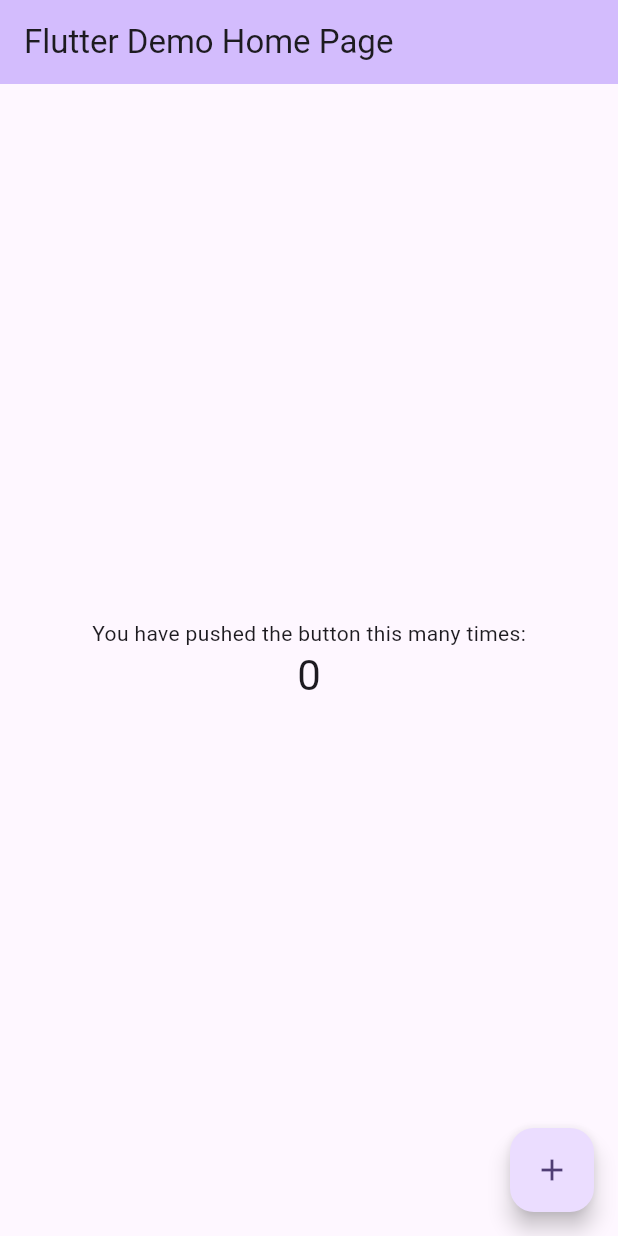
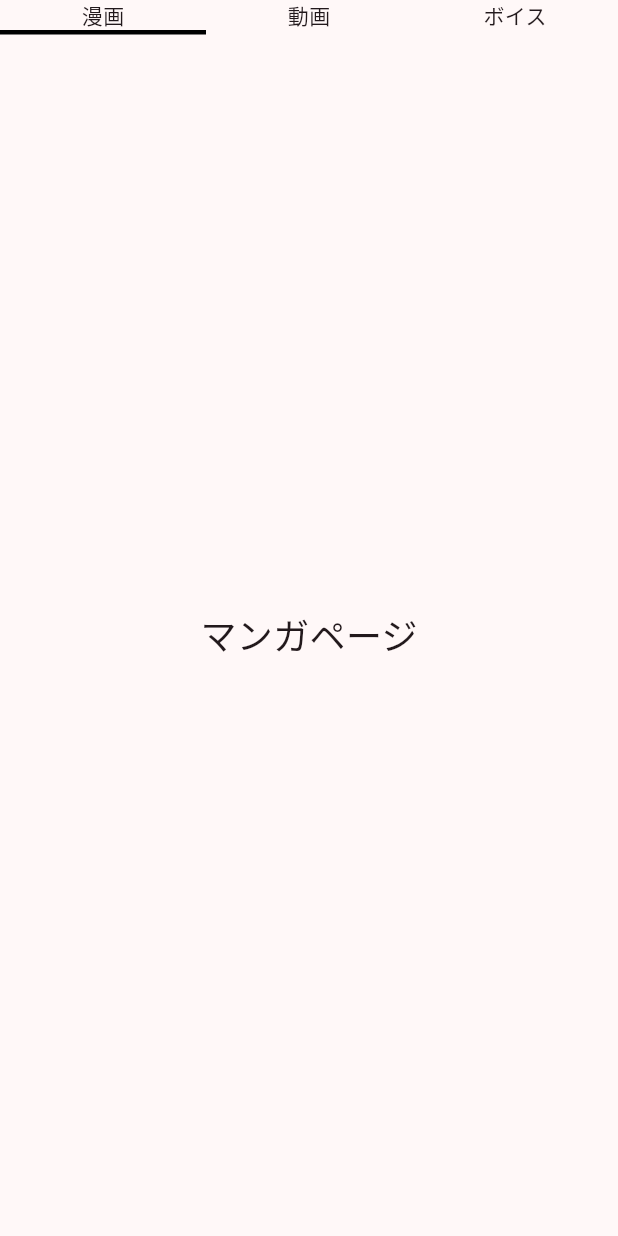
Before and after one commit to taishi29/sample-reels, a Flutter app: the screen it shows after launch, on a phone screen of 412 x 824 dp. Run offline on Flutter 3.47's test engine with Material 3 defaults, Android fonts, the phone set to English and light mode, and no system bars; drawn by our look-alikes of carousel_slider; our stand-ins replace flutter_riverpod.

Commit message:
update: #3 #4 #5 各カテゴリページに遷移できるようにする

```diff
--- a/lib/main.dart
+++ b/lib/main.dart
@@ -1,125 +1,97 @@
 import 'package:flutter/material.dart';
+import 'package:carousel_slider/carousel_slider.dart';
+import 'package:flutter_riverpod/flutter_riverpod.dart';
+
+// 各スクリーンのimport
+import 'package:sample_reels/screen/manga.dart';
+import 'package:sample_reels/screen/movie.dart';
+import 'package:sample_reels/screen/voice.dart';
 
 void main() {
-  runApp(const MyApp());
+  runApp(const ProviderScope(child: MyApp()));
 }
 
 class MyApp extends StatelessWidget {
   const MyApp({super.key});
 
-  // This widget is the root of your application.
   @override
   Widget build(BuildContext context) {
     return MaterialApp(
-      title: 'Flutter Demo',
+      title: 'SampleReels',
       theme: ThemeData(
-        // This is the theme of your application.
-        //
-        // TRY THIS: Try running your application with "flutter run". You'll see
-        // the application has a purple toolbar. Then, without quitting the app,
-        // try changing the seedColor in the colorScheme below to Colors.green
-        // and then invoke "hot reload" (save your changes or press the "hot
-        // reload" button in a Flutter-supported IDE, or press "r" if you used
-        // the command line to start the app).
-        //
-        // Notice that the counter didn't reset back to zero; the application
-        // state is not lost during the reload. To reset the state, use hot
-        // restart instead.
-        //
-        // This works for code too, not just values: Most code changes can be
-        // tested with just a hot reload.
-        colorScheme: ColorScheme.fromSeed(seedColor: Colors.deepPurple),
+        colorScheme: ColorScheme.fromSeed(seedColor: Colors.black),
         useMaterial3: true,
       ),
-      home: const MyHomePage(title: 'Flutter Demo Home Page'),
+      home: const TopPage(title: 'Flutter Demo Home Page'),
     );
   }
 }
 
-class MyHomePage extends StatefulWidget {
-  const MyHomePage({super.key, required this.title});
+// Riverpodの状態管理プロバイダー
+final alignmentProvider = StateProvider<double>((ref) => -1);
 
-  // This widget is the home page of your application. It is stateful, meaning
-  // that it has a State object (defined below) that contains fields that affect
-  // how it looks.
-
-  // This class is the configuration for the state. It holds the values (in this
-  // case the title) provided by the parent (in this case the App widget) and
-  // used by the build method of the State. Fields in a Widget subclass are
-  // always marked "final".
+class TopPage extends ConsumerStatefulWidget {
+  const TopPage({super.key, required this.title});
 
   final String title;
 
   @override
-  State<MyHomePage> createState() => _MyHomePageState();
+  ConsumerState<TopPage> createState() => TopPageState();
 }
 
-class _MyHomePageState extends State<MyHomePage> {
-  int _counter = 0;
-
-  void _incrementCounter() {
-    setState(() {
-      // This call to setState tells the Flutter framework that something has
-      // changed in this State, which causes it to rerun the build method below
-      // so that the display can reflect the updated values. If we changed
-      // _counter without calling setState(), then the build method would not be
-      // called again, and so nothing would appear to happen.
-      _counter++;
-    });
-  }
-
+class TopPageState extends ConsumerState<TopPage> {
   @override
   Widget build(BuildContext context) {
-    // This method is rerun every time setState is called, for instance as done
-    // by the _incrementCounter method above.
-    //
-    // The Flutter framework has been optimized to make rerunning build methods
-    // fast, so that you can just rebuild anything that needs updating rather
-    // than having to individually change instances of widgets.
     return Scaffold(
-      appBar: AppBar(
-        // TRY THIS: Try changing the color here to a specific color (to
-        // Colors.amber, perhaps?) and trigger a hot reload to see the AppBar
-        // change color while the other colors stay the same.
-        backgroundColor: Theme.of(context).colorScheme.inversePrimary,
-        // Here we take the value from the MyHomePage object that was created by
-        // the App.build method, and use it to set our appbar title.
-        title: Text(widget.title),
-      ),
-      body: Center(
-        // Center is a layout widget. It takes a single child and positions it
-        // in the middle of the parent.
+      body: SafeArea(
         child: Column(
-          // Column is also a layout widget. It takes a list of children and
-          // arranges them vertically. By default, it sizes itself to fit its
-          // children horizontally, and tries to be as tall as its parent.
-          //
-          // Column has various properties to control how it sizes itself and
-          // how it positions its children. Here we use mainAxisAlignment to
-          // center the children vertically; the main axis here is the vertical
-          // axis because Columns are vertical (the cross axis would be
-          // horizontal).
-          //
-          // TRY THIS: Invoke "debug painting" (choose the "Toggle Debug Paint"
-          // action in the IDE, or press "p" in the console), to see the
-          // wireframe for each widget.
-          mainAxisAlignment: MainAxisAlignment.center,
-          children: <Widget>[
-            const Text(
-              'You have pushed the button this many times:',
+          children: [
+            // タブボタン（動画・マンガ・ボイス）
+            Row(
+              children: [
+                Expanded(
+                    child: Container(
+                        alignment: Alignment.center, child: Text("漫画"))),
+                Expanded(
+                    child: Container(
+                        alignment: Alignment.center, child: Text("動画"))),
+                Expanded(
+                    child: Container(
+                        alignment: Alignment.center, child: Text("ボイス"))),
+              ],
             ),
-            Text(
-              '$_counter',
-              style: Theme.of(context).textTheme.headlineMedium,
+            // タブの下線（スワイプに応じて動く）
+            AnimatedAlign(
+              alignment: Alignment(ref.watch(alignmentProvider), 0),
+              duration: const Duration(milliseconds: 300),
+              child: Container(
+                color: Colors.black,
+                height: 3.0,
+                width: MediaQuery.of(context).size.width / 3,
+              ),
+            ),
+            // スワイプ可能なページ
+            Expanded(
+              child: CarouselSlider(
+                options: CarouselOptions(
+                  enableInfiniteScroll: false,
+                  viewportFraction: 1,
+                  height: MediaQuery.of(context).size.height - 100,
+                  onPageChanged: (index, reason) {
+                    double result = (index - 1).toDouble();
+                    ref.read(alignmentProvider.notifier).state = result;
+                  },
+                ),
+                items: const [
+                  MangaPage(),
+                  MoviePage(),
+                  VoicePage(),
+                ],
+              ),
             ),
           ],
         ),
       ),
-      floatingActionButton: FloatingActionButton(
-        onPressed: _incrementCounter,
-        tooltip: 'Increment',
-        child: const Icon(Icons.add),
-      ), // This trailing comma makes auto-formatting nicer for build methods.
     );
   }
 }
--- /dev/null
+++ b/lib/screen/manga.dart
@@ -0,0 +1,10 @@
+import 'package:flutter/material.dart';
+
+class MangaPage extends StatelessWidget {
+  const MangaPage({super.key});
+
+  @override
+  Widget build(BuildContext context) {
+    return Center(child: Text("マンガページ", style: TextStyle(fontSize: 24)));
+  }
+}
--- /dev/null
+++ b/lib/screen/movie.dart
@@ -0,0 +1,10 @@
+import 'package:flutter/material.dart';
+
+class MoviePage extends StatelessWidget {
+  const MoviePage({super.key});
+
+  @override
+  Widget build(BuildContext context) {
+    return Center(child: Text("動画ページ", style: TextStyle(fontSize: 24)));
+  }
+}
--- /dev/null
+++ b/lib/screen/voice.dart
@@ -0,0 +1,10 @@
+import 'package:flutter/material.dart';
+
+class VoicePage extends StatelessWidget {
+  const VoicePage({super.key});
+
+  @override
+  Widget build(BuildContext context) {
+    return Center(child: Text("ボイスページ", style: TextStyle(fontSize: 24)));
+  }
+}
```
